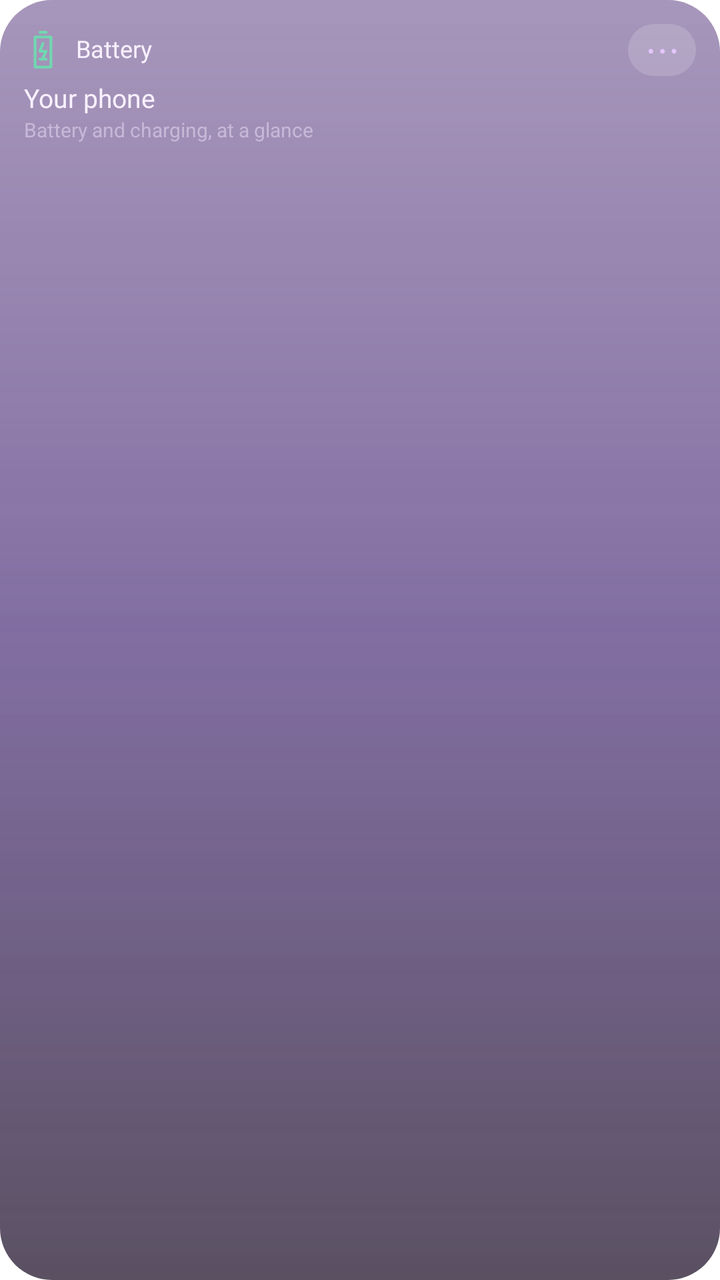
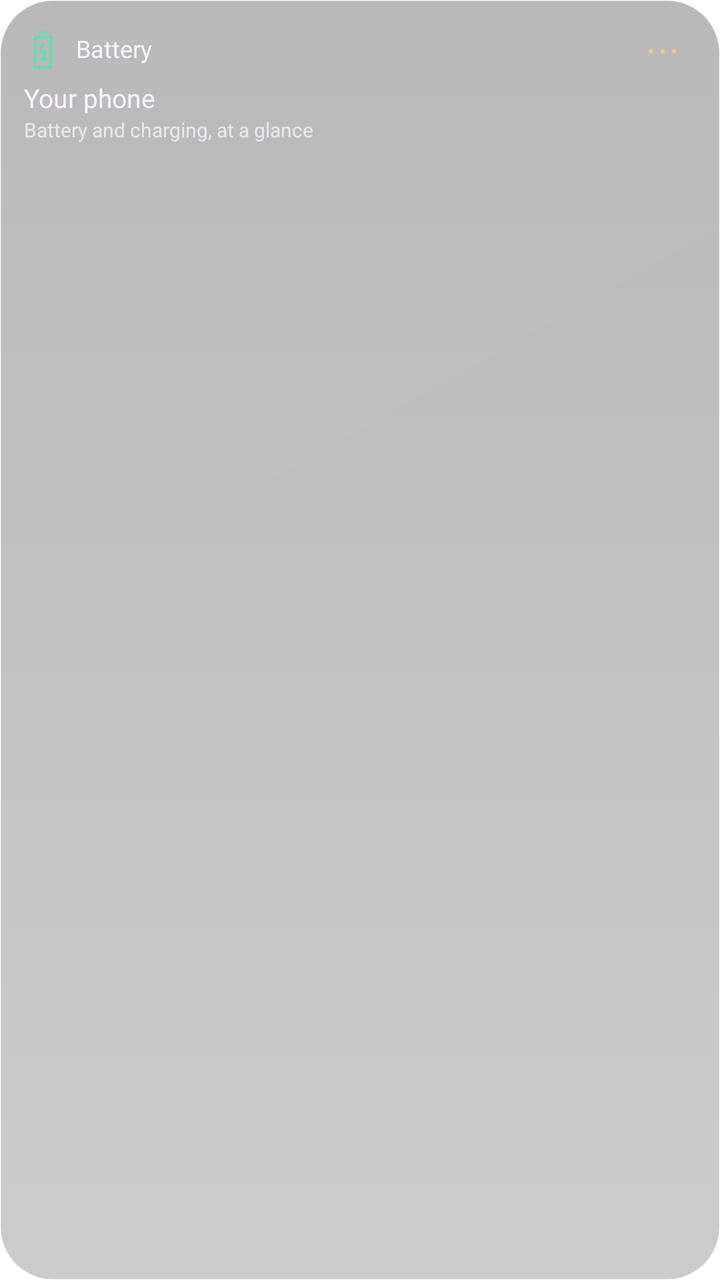

Two renders of the same Android screen: before a commit and after it. Below are the layout's source before the change and the commit's diff.
<!-- AndroidManifest.xml: application theme Theme.Lumen -->
<!-- res/layout/widget_preview_battery.xml -->
<?xml version='1.0' encoding='utf-8'?>
<LinearLayout xmlns:android="http://schemas.android.com/apk/res/android" android:id="@+id/widget_root" android:layout_width="match_parent" android:layout_height="match_parent" android:orientation="vertical" android:padding="12dp" android:background="@drawable/widget_glass_dark_balanced">
    <LinearLayout android:layout_width="match_parent" android:layout_height="wrap_content" android:orientation="horizontal" android:gravity="center_vertical">
        <ImageView android:id="@+id/widget_icon" android:layout_width="19dp" android:layout_height="19dp" android:contentDescription="@null" android:src="@drawable/widget_ic_battery" />
        <TextView android:id="@+id/widget_title" android:layout_width="0dp" android:layout_weight="1" android:layout_height="wrap_content" android:layout_marginStart="7dp" android:text="@string/widget_battery" android:textColor="#F8F1FF" android:textSize="12sp" android:fontFamily="@font/outfit_medium" android:maxLines="1" android:ellipsize="end" android:includeFontPadding="false" />
        <TextView android:id="@+id/widget_action" android:layout_width="34dp" android:layout_height="26dp" android:gravity="center" android:text="@string/widget_more" android:textSize="19sp" android:textColor="#E4C6FF" android:contentDescription="@string/widget_open" android:background="@drawable/widget_control" android:includeFontPadding="false" />
    </LinearLayout>
    <TextView android:id="@+id/widget_detail" android:layout_width="match_parent" android:layout_height="wrap_content" android:layout_marginTop="4dp" android:text="@string/widget_preview_battery_detail" android:textColor="#F8F1FF" android:textSize="13sp" android:fontFamily="@font/outfit_medium" android:maxLines="2" android:ellipsize="end" android:visibility="visible" android:includeFontPadding="false" />
    <Chronometer android:id="@+id/widget_timer" android:layout_width="match_parent" android:layout_height="24dp" android:textColor="#F8F1FF" android:textSize="20sp" android:fontFamily="@font/outfit_medium" android:visibility="gone" android:includeFontPadding="false" />
    <TextView android:id="@+id/widget_status" android:layout_width="match_parent" android:layout_height="wrap_content" android:layout_marginTop="2dp" android:textColor="#C8B8D8" android:textSize="10sp" android:maxLines="2" android:ellipsize="end" android:text="@string/widget_preview_battery_status" android:visibility="visible" android:includeFontPadding="false" />
    <LinearLayout android:id="@+id/widget_photos" android:layout_width="match_parent" android:layout_height="44dp" android:layout_marginTop="4dp" android:orientation="horizontal" android:gravity="center_vertical" android:visibility="gone">
        <ImageView android:id="@+id/widget_photo1" android:layout_width="0dp" android:layout_weight="1" android:layout_height="40dp" android:layout_marginEnd="4dp" android:scaleType="centerCrop" android:background="@drawable/widget_photo_frame" android:contentDescription="@string/widget_photo" android:visibility="gone" />
        <ImageView android:id="@+id/widget_photo2" android:layout_width="0dp" android:layout_weight="1" android:layout_height="40dp" android:layout_marginEnd="4dp" android:scaleType="centerCrop" android:background="@drawable/widget_photo_frame" android:contentDescription="@string/widget_photo" android:visibility="gone" />
        <ImageView android:id="@+id/widget_photo3" android:layout_width="0dp" android:layout_weight="1" android:layout_height="40dp" android:layout_marginEnd="4dp" android:scaleType="centerCrop" android:background="@drawable/widget_photo_frame" android:contentDescription="@string/widget_photo" android:visibility="gone" />
        <ImageView android:id="@+id/widget_photo4" android:layout_width="0dp" android:layout_weight="1" android:layout_height="40dp" android:layout_marginEnd="4dp" android:scaleType="centerCrop" android:background="@drawable/widget_photo_frame" android:contentDescription="@string/widget_photo" android:visibility="gone" />
    </LinearLayout>
    <LinearLayout android:id="@+id/widget_photo_names" android:layout_width="match_parent" android:layout_height="12dp" android:orientation="horizontal" android:visibility="gone">
        <TextView android:id="@+id/widget_person1" android:layout_width="0dp" android:layout_weight="1" android:layout_height="match_parent" android:textColor="#C8B8D8" android:textSize="9sp" android:gravity="center" android:maxLines="1" android:ellipsize="end" android:includeFontPadding="false" />
        <TextView android:id="@+id/widget_person2" android:layout_width="0dp" android:layout_weight="1" android:layout_height="match_parent" android:textColor="#C8B8D8" android:textSize="9sp" android:gravity="center" android:maxLines="1" android:ellipsize="end" android:includeFontPadding="false" />
        <TextView android:id="@+id/widget_person3" android:layout_width="0dp" android:layout_weight="1" android:layout_height="match_parent" android:textColor="#C8B8D8" android:textSize="9sp" android:gravity="center" android:maxLines="1" android:ellipsize="end" android:includeFontPadding="false" />
        <TextView android:id="@+id/widget_person4" android:layout_width="0dp" android:layout_weight="1" android:layout_height="match_parent" android:textColor="#C8B8D8" android:textSize="9sp" android:gravity="center" android:maxLines="1" android:ellipsize="end" android:includeFontPadding="false" />
    </LinearLayout>
    <LinearLayout android:id="@+id/widget_row1" android:layout_width="match_parent" android:layout_height="24dp" android:orientation="horizontal" android:gravity="center_vertical" android:visibility="gone">
        <TextView android:id="@+id/widget_check1" android:layout_width="34dp" android:layout_height="match_parent" android:text="@string/widget_circle" android:textColor="#E4C6FF" android:textSize="22sp" android:gravity="center_vertical" android:includeFontPadding="false" />
        <TextView android:id="@+id/widget_task1" android:layout_width="0dp" android:layout_weight="1" android:layout_height="wrap_content" android:textColor="#F8F1FF" android:textSize="12sp" android:maxLines="1" android:ellipsize="end" android:includeFontPadding="false" />
    </LinearLayout>
    <LinearLayout android:id="@+id/widget_row2" android:layout_width="match_parent" android:layout_height="24dp" android:orientation="horizontal" android:gravity="center_vertical" android:visibility="gone">
        <TextView android:id="@+id/widget_check2" android:layout_width="34dp" android:layout_height="match_parent" android:text="@string/widget_circle" android:textColor="#E4C6FF" android:textSize="22sp" android:gravity="center_vertical" android:includeFontPadding="false" />
        <TextView android:id="@+id/widget_task2" android:layout_width="0dp" android:layout_weight="1" android:layout_height="wrap_content" android:textColor="#F8F1FF" android:textSize="12sp" android:maxLines="1" android:ellipsize="end" android:includeFontPadding="false" />
    </LinearLayout>
    <TextView android:id="@+id/widget_button" android:layout_width="match_parent" android:layout_height="28dp" android:layout_marginTop="4dp" android:gravity="center" android:textColor="#2A1048" android:fontFamily="@font/outfit_medium" android:textSize="12sp" android:background="@drawable/widget_pill" android:visibility="gone" android:text="@string/widget_preview_battery_button" android:includeFontPadding="false" />
    <ProgressBar android:id="@+id/widget_meter" android:layout_width="match_parent" android:layout_height="4dp" android:layout_marginTop="8dp" android:max="100" android:progressTint="#C084FC" android:progressBackgroundTint="#33E4C6FF" android:visibility="gone" style="?android:attr/progressBarStyleHorizontal" />
</LinearLayout>
<!-- resources referenced by this layout -->
<resources>
  <!-- drawable widget_control (drawable) -->
  <?xml version="1.0" encoding="utf-8"?>
  <shape xmlns:android="http://schemas.android.com/apk/res/android">
      <corners android:radius="16dp" />
      <solid android:color="#28FFFFFF" />
  </shape>
  <!-- drawable widget_glass_dark_balanced (drawable) -->
  <?xml version="1.0" encoding="utf-8"?>
  <layer-list xmlns:android="http://schemas.android.com/apk/res/android">
      <item>
          <shape>
              <corners android:radius="26dp" />
              <gradient
                  android:angle="270"
                  android:startColor="#993B1568"
                  android:centerColor="#A62E1060"
                  android:endColor="#B314061F" />
          </shape>
      </item>
      <item>
          <shape>
              <corners android:radius="26dp" />
              <gradient
                  android:angle="270"
                  android:startColor="#40FFFFFF"
                  android:centerColor="#18E4C6FF"
                  android:endColor="#00FFFFFF" />
          </shape>
      </item>
  </layer-list>
  <!-- drawable widget_ic_battery (drawable) -->
  <vector xmlns:android="http://schemas.android.com/apk/res/android" android:width="24dp" android:height="24dp" android:viewportWidth="24" android:viewportHeight="24"><path android:pathData="M7,4 L17,4 L17,23 L7,23 Z M10,1 L14,1 M10,18 L14,18 M12,8 L10,13 L14,13 L12,17" android:fillColor="@android:color/transparent" android:strokeColor="#71D7B0" android:strokeWidth="1.7" android:strokeLineCap="round" android:strokeLineJoin="round" /></vector>
  <!-- drawable widget_photo_frame (drawable) -->
  <?xml version="1.0" encoding="utf-8"?>
  <shape xmlns:android="http://schemas.android.com/apk/res/android">
      <corners android:radius="16dp" />
      <solid android:color="#3314061F" />
  </shape>
  <!-- drawable widget_pill (drawable) -->
  <?xml version="1.0" encoding="utf-8"?>
  <shape xmlns:android="http://schemas.android.com/apk/res/android">
      <corners android:radius="22dp" />
      <gradient
          android:angle="0"
          android:startColor="#E9D5FF"
          android:centerColor="#D8B4FE"
          android:endColor="#F0ABFC" />
  </shape>
  <string name="widget_battery">Battery</string>
  <string name="widget_circle">○</string>
  <string name="widget_more">⋯</string>
  <string name="widget_open">Open widget</string>
  <string name="widget_photo">Photo</string>
  <string name="widget_preview_battery_button" />
  <string name="widget_preview_battery_detail">Your phone</string>
  <string name="widget_preview_battery_status">Battery and charging, at a glance</string>
  <style name="Theme.Lumen" parent="android:Theme.Material.NoActionBar">
          <item name="android:windowShowWallpaper">true</item>
          <item name="android:windowBackground">@android:color/transparent</item>
          <item name="android:colorBackgroundCacheHint">@null</item>
          <item name="android:statusBarColor">@android:color/transparent</item>
          <item name="android:navigationBarColor">@android:color/transparent</item>
          <item name="android:windowDrawsSystemBarBackgrounds">true</item>
          <item name="android:windowLightStatusBar">false</item>
      </style>
</resources>

<!-- the commit's change to res/layout/widget_preview_battery.xml (unified diff, before → after) -->
@@ -3,11 +3,11 @@
     <LinearLayout android:layout_width="match_parent" android:layout_height="wrap_content" android:orientation="horizontal" android:gravity="center_vertical">
         <ImageView android:id="@+id/widget_icon" android:layout_width="19dp" android:layout_height="19dp" android:contentDescription="@null" android:src="@drawable/widget_ic_battery" />
         <TextView android:id="@+id/widget_title" android:layout_width="0dp" android:layout_weight="1" android:layout_height="wrap_content" android:layout_marginStart="7dp" android:text="@string/widget_battery" android:textColor="#F8F1FF" android:textSize="12sp" android:fontFamily="@font/outfit_medium" android:maxLines="1" android:ellipsize="end" android:includeFontPadding="false" />
-        <TextView android:id="@+id/widget_action" android:layout_width="34dp" android:layout_height="26dp" android:gravity="center" android:text="@string/widget_more" android:textSize="19sp" android:textColor="#E4C6FF" android:contentDescription="@string/widget_open" android:background="@drawable/widget_control" android:includeFontPadding="false" />
+        <TextView android:id="@+id/widget_action" android:layout_width="34dp" android:layout_height="26dp" android:gravity="center" android:text="@string/widget_more" android:textSize="19sp" android:textColor="#E4CB91" android:contentDescription="@string/widget_open" android:background="@drawable/widget_control" android:includeFontPadding="false" />
     </LinearLayout>
     <TextView android:id="@+id/widget_detail" android:layout_width="match_parent" android:layout_height="wrap_content" android:layout_marginTop="4dp" android:text="@string/widget_preview_battery_detail" android:textColor="#F8F1FF" android:textSize="13sp" android:fontFamily="@font/outfit_medium" android:maxLines="2" android:ellipsize="end" android:visibility="visible" android:includeFontPadding="false" />
     <Chronometer android:id="@+id/widget_timer" android:layout_width="match_parent" android:layout_height="24dp" android:textColor="#F8F1FF" android:textSize="20sp" android:fontFamily="@font/outfit_medium" android:visibility="gone" android:includeFontPadding="false" />
-    <TextView android:id="@+id/widget_status" android:layout_width="match_parent" android:layout_height="wrap_content" android:layout_marginTop="2dp" android:textColor="#C8B8D8" android:textSize="10sp" android:maxLines="2" android:ellipsize="end" android:text="@string/widget_preview_battery_status" android:visibility="visible" android:includeFontPadding="false" />
+    <TextView android:id="@+id/widget_status" android:layout_width="match_parent" android:layout_height="wrap_content" android:layout_marginTop="2dp" android:textColor="#C4F8F1FF" android:textSize="10sp" android:maxLines="2" android:ellipsize="end" android:text="@string/widget_preview_battery_status" android:visibility="visible" android:includeFontPadding="false" />
     <LinearLayout android:id="@+id/widget_photos" android:layout_width="match_parent" android:layout_height="44dp" android:layout_marginTop="4dp" android:orientation="horizontal" android:gravity="center_vertical" android:visibility="gone">
         <ImageView android:id="@+id/widget_photo1" android:layout_width="0dp" android:layout_weight="1" android:layout_height="40dp" android:layout_marginEnd="4dp" android:scaleType="centerCrop" android:background="@drawable/widget_photo_frame" android:contentDescription="@string/widget_photo" android:visibility="gone" />
         <ImageView android:id="@+id/widget_photo2" android:layout_width="0dp" android:layout_weight="1" android:layout_height="40dp" android:layout_marginEnd="4dp" android:scaleType="centerCrop" android:background="@drawable/widget_photo_frame" android:contentDescription="@string/widget_photo" android:visibility="gone" />
@@ -15,17 +15,17 @@
         <ImageView android:id="@+id/widget_photo4" android:layout_width="0dp" android:layout_weight="1" android:layout_height="40dp" android:layout_marginEnd="4dp" android:scaleType="centerCrop" android:background="@drawable/widget_photo_frame" android:contentDescription="@string/widget_photo" android:visibility="gone" />
     </LinearLayout>
     <LinearLayout android:id="@+id/widget_photo_names" android:layout_width="match_parent" android:layout_height="12dp" android:orientation="horizontal" android:visibility="gone">
-        <TextView android:id="@+id/widget_person1" android:layout_width="0dp" android:layout_weight="1" android:layout_height="match_parent" android:textColor="#C8B8D8" android:textSize="9sp" android:gravity="center" android:maxLines="1" android:ellipsize="end" android:includeFontPadding="false" />
-        <TextView android:id="@+id/widget_person2" android:layout_width="0dp" android:layout_weight="1" android:layout_height="match_parent" android:textColor="#C8B8D8" android:textSize="9sp" android:gravity="center" android:maxLines="1" android:ellipsize="end" android:includeFontPadding="false" />
-        <TextView android:id="@+id/widget_person3" android:layout_width="0dp" android:layout_weight="1" android:layout_height="match_parent" android:textColor="#C8B8D8" android:textSize="9sp" android:gravity="center" android:maxLines="1" android:ellipsize="end" android:includeFontPadding="false" />
-        <TextView android:id="@+id/widget_person4" android:layout_width="0dp" android:layout_weight="1" android:layout_height="match_parent" android:textColor="#C8B8D8" android:textSize="9sp" android:gravity="center" android:maxLines="1" android:ellipsize="end" android:includeFontPadding="false" />
+        <TextView android:id="@+id/widget_person1" android:layout_width="0dp" android:layout_weight="1" android:layout_height="match_parent" android:textColor="#C4F8F1FF" android:textSize="9sp" android:gravity="center" android:maxLines="1" android:ellipsize="end" android:includeFontPadding="false" />
+        <TextView android:id="@+id/widget_person2" android:layout_width="0dp" android:layout_weight="1" android:layout_height="match_parent" android:textColor="#C4F8F1FF" android:textSize="9sp" android:gravity="center" android:maxLines="1" android:ellipsize="end" android:includeFontPadding="false" />
+        <TextView android:id="@+id/widget_person3" android:layout_width="0dp" android:layout_weight="1" android:layout_height="match_parent" android:textColor="#C4F8F1FF" android:textSize="9sp" android:gravity="center" android:maxLines="1" android:ellipsize="end" android:includeFontPadding="false" />
+        <TextView android:id="@+id/widget_person4" android:layout_width="0dp" android:layout_weight="1" android:layout_height="match_parent" android:textColor="#C4F8F1FF" android:textSize="9sp" android:gravity="center" android:maxLines="1" android:ellipsize="end" android:includeFontPadding="false" />
     </LinearLayout>
     <LinearLayout android:id="@+id/widget_row1" android:layout_width="match_parent" android:layout_height="24dp" android:orientation="horizontal" android:gravity="center_vertical" android:visibility="gone">
-        <TextView android:id="@+id/widget_check1" android:layout_width="34dp" android:layout_height="match_parent" android:text="@string/widget_circle" android:textColor="#E4C6FF" android:textSize="22sp" android:gravity="center_vertical" android:includeFontPadding="false" />
+        <TextView android:id="@+id/widget_check1" android:layout_width="34dp" android:layout_height="match_parent" android:text="@string/widget_circle" android:textColor="#E4CB91" android:textSize="22sp" android:gravity="center_vertical" android:includeFontPadding="false" />
         <TextView android:id="@+id/widget_task1" android:layout_width="0dp" android:layout_weight="1" android:layout_height="wrap_content" android:textColor="#F8F1FF" android:textSize="12sp" android:maxLines="1" android:ellipsize="end" android:includeFontPadding="false" />
     </LinearLayout>
     <LinearLayout android:id="@+id/widget_row2" android:layout_width="match_parent" android:layout_height="24dp" android:orientation="horizontal" android:gravity="center_vertical" android:visibility="gone">
-        <TextView android:id="@+id/widget_check2" android:layout_width="34dp" android:layout_height="match_parent" android:text="@string/widget_circle" android:textColor="#E4C6FF" android:textSize="22sp" android:gravity="center_vertical" android:includeFontPadding="false" />
+        <TextView android:id="@+id/widget_check2" android:layout_width="34dp" android:layout_height="match_parent" android:text="@string/widget_circle" android:textColor="#E4CB91" android:textSize="22sp" android:gravity="center_vertical" android:includeFontPadding="false" />
         <TextView android:id="@+id/widget_task2" android:layout_width="0dp" android:layout_weight="1" android:layout_height="wrap_content" android:textColor="#F8F1FF" android:textSize="12sp" android:maxLines="1" android:ellipsize="end" android:includeFontPadding="false" />
     </LinearLayout>
     <TextView android:id="@+id/widget_button" android:layout_width="match_parent" android:layout_height="28dp" android:layout_marginTop="4dp" android:gravity="center" android:textColor="#2A1048" android:fontFamily="@font/outfit_medium" android:textSize="12sp" android:background="@drawable/widget_pill" android:visibility="gone" android:text="@string/widget_preview_battery_button" android:includeFontPadding="false" />
<!-- resource entries referenced after the edit -->
@@ -2,51 +2,31 @@
 <resources>
   <!-- drawable widget_control (drawable) -->
   <?xml version="1.0" encoding="utf-8"?>
-  <shape xmlns:android="http://schemas.android.com/apk/res/android">
-      <corners android:radius="16dp" />
-      <solid android:color="#28FFFFFF" />
-  </shape>
+  <shape xmlns:android="http://schemas.android.com/apk/res/android"><solid android:color="#00000000" /></shape>
   <!-- drawable widget_glass_dark_balanced (drawable) -->
   <?xml version="1.0" encoding="utf-8"?>
   <layer-list xmlns:android="http://schemas.android.com/apk/res/android">
-      <item>
-          <shape>
-              <corners android:radius="26dp" />
-              <gradient
-                  android:angle="270"
-                  android:startColor="#993B1568"
-                  android:centerColor="#A62E1060"
-                  android:endColor="#B314061F" />
-          </shape>
-      </item>
-      <item>
-          <shape>
-              <corners android:radius="26dp" />
-              <gradient
-                  android:angle="270"
-                  android:startColor="#40FFFFFF"
-                  android:centerColor="#18E4C6FF"
-                  android:endColor="#00FFFFFF" />
-          </shape>
-      </item>
+    <item><shape>
+      <corners android:radius="26dp" />
+      <gradient android:angle="270" android:startColor="#47000000" android:endColor="#33000000" />
+      <stroke android:width="0.8dp" android:color="#33FFFFFF" />
+  </shape></item>
+    <item><shape>
+      <corners android:radius="26dp" />
+      <gradient android:angle="315" android:startColor="#04FFFFFF" android:endColor="#00FFFFFF" />
+    </shape></item>
   </layer-list>
   <!-- drawable widget_ic_battery (drawable) -->
   <vector xmlns:android="http://schemas.android.com/apk/res/android" android:width="24dp" android:height="24dp" android:viewportWidth="24" android:viewportHeight="24"><path android:pathData="M7,4 L17,4 L17,23 L7,23 Z M10,1 L14,1 M10,18 L14,18 M12,8 L10,13 L14,13 L12,17" android:fillColor="@android:color/transparent" android:strokeColor="#71D7B0" android:strokeWidth="1.7" android:strokeLineCap="round" android:strokeLineJoin="round" /></vector>
   <!-- drawable widget_photo_frame (drawable) -->
   <?xml version="1.0" encoding="utf-8"?>
-  <shape xmlns:android="http://schemas.android.com/apk/res/android">
-      <corners android:radius="16dp" />
-      <solid android:color="#3314061F" />
-  </shape>
+  <shape xmlns:android="http://schemas.android.com/apk/res/android"><solid android:color="#00000000" /></shape>
   <!-- drawable widget_pill (drawable) -->
   <?xml version="1.0" encoding="utf-8"?>
   <shape xmlns:android="http://schemas.android.com/apk/res/android">
       <corners android:radius="22dp" />
-      <gradient
-          android:angle="0"
-          android:startColor="#E9D5FF"
-          android:centerColor="#D8B4FE"
-          android:endColor="#F0ABFC" />
+      <gradient android:angle="270" android:startColor="#EAD8AD" android:endColor="#DBC18A" />
+      <stroke android:width="0.7dp" android:color="#50FFFFFF" />
   </shape>
   <string name="widget_battery">Battery</string>
   <string name="widget_circle">○</string>
